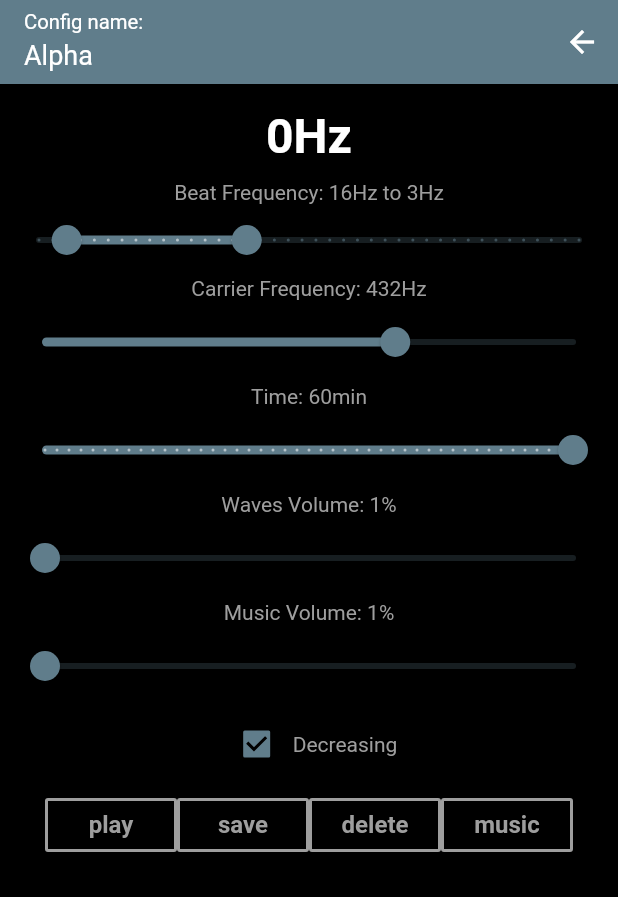
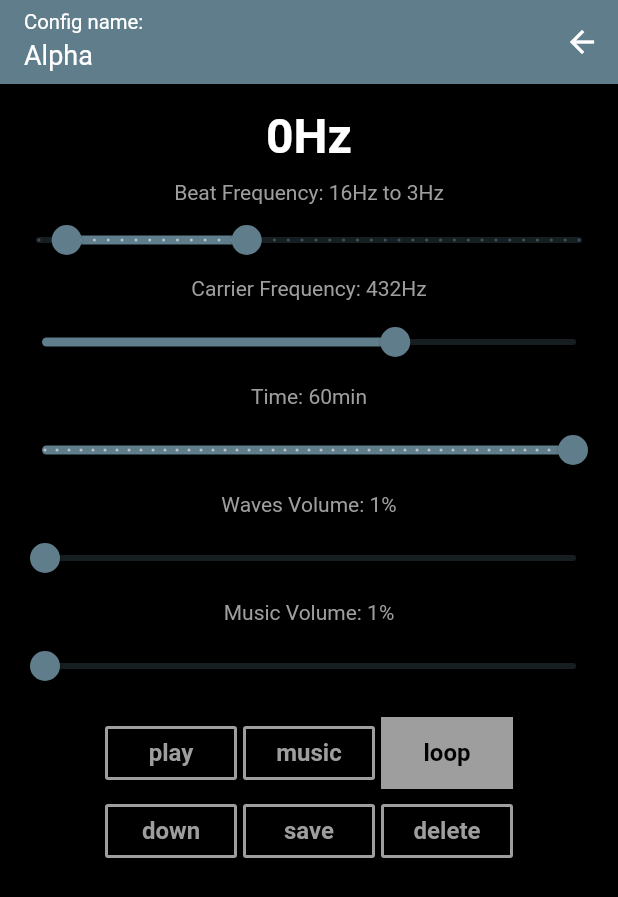
Before and after one commit to zavarese/binauralsleep, a Flutter app: the screen it shows after launch, on a phone screen of 412 x 824 dp. Shown: the top 897 px of the screen. Run offline on Flutter 3.47's test engine with Material 2 defaults, Android fonts, the phone set to English and light mode, and no system bars; our stand-ins replace file_picker, shared_preferences.

Commit message:
Completado os controles dos botões play, music, loop e up/down

```diff
--- a/lib/pages/configuration.dart
+++ b/lib/pages/configuration.dart
@@ -31,6 +31,7 @@ class ConfigPageState extends State<ConfigPage> with WidgetsBindingObserver  {
   double minutes = sharedPrefs.minutes;
   double volumeMusic = sharedPrefs.volumeMusic;
   double volumeWaves = sharedPrefs.volumeWaves;
+  bool loop = true;
 
   ConfigPageState(this.id,this.name,this.isoBeatMin,this.isoBeatMax,this.frequency,this.decreasing);
 
@@ -148,6 +149,7 @@ class ConfigPageState extends State<ConfigPage> with WidgetsBindingObserver  {
                             function: setVolumeMusic
                         )
                     ),
+                    /*
                     Container(
                         width: 350,
                         child: Row(
@@ -170,6 +172,7 @@ class ConfigPageState extends State<ConfigPage> with WidgetsBindingObserver  {
                           ],
                         )
                     ),
+                    */
                     Padding(padding: const EdgeInsets.all(3.0)),
                     Row(
                       mainAxisAlignment:  MainAxisAlignment.center,
@@ -185,35 +188,70 @@ class ConfigPageState extends State<ConfigPage> with WidgetsBindingObserver  {
                               ),
                             ]
                         ),
+                        Column(children: <Widget>[SizedBox(width:4)]),
+                        Column(
+                            children: <Widget>[
+                              ButtonCustomState(
+                                button: ButtonCustom(
+                                    label: 'music',
+                                    active: (result==null?false:true),
+                                    function: (isPlaying==false?(loading == "0Hz"?(result==null?fileBrowser:emptyMusic):null):null),
+                                ),
+                              ),
+                            ]
+                        ),
+                        Column(children: <Widget>[SizedBox(width:4)]),
+                        Column(
+                            children: <Widget>[
+                              ButtonCustomState(
+                                button: ButtonCustom(
+                                    label: 'loop',
+                                    active: (loop==true?true:false),
+                                    function: (isPlaying==false?setLoop:null),
+                                ),
+                              ),
+                            ]
+                        ),
+                      ]
+                    ),
+                    Row(
+                      mainAxisAlignment:  MainAxisAlignment.center,
+                      children: <Widget>[SizedBox(height: 4,)]
+                    ),
+                    Row(
+                      mainAxisAlignment:  MainAxisAlignment.center,
+                      children: <Widget>[
+                        Column(
+                            children: <Widget>[
+                              ButtonCustomState(
+                                button: ButtonCustom(
+                                    label: (decreasing==true?'down':'up'),
+                                    active: false,
+                                    function: (isPlaying==false?setDecreasing:null),
+                                ),
+                              ),
+                            ]
+                        ),
+                        Column(children: <Widget>[SizedBox(width:4)]),
                         Column(
                             children: <Widget>[
                               ButtonCustomState(
                                 button: ButtonCustom(
                                     label: 'save',
                                     active: false,
-                                    function: fileBrowser
+                                    function: (isPlaying==false?fileBrowser:null)
                                 ),
                               ),
                             ]
                         ),
+                        Column(children: <Widget>[SizedBox(width:4)]),
                         Column(
                             children: <Widget>[
                               ButtonCustomState(
                                 button: ButtonCustom(
                                     label: 'delete',
                                     active: false,
-                                    function: fileBrowser
-                                ),
-                              ),
-                            ]
-                        ),
-                        Column(
-                            children: <Widget>[
-                              ButtonCustomState(
-                                button: ButtonCustom(
-                                    label: 'music',
-                                    active: (result==null?false:true),
-                                    function: (loading == "0Hz"?(result==null?fileBrowser:emptyMusic):null)
+                                    function: (isPlaying==false?fileBrowser:null)
                                 ),
                               ),
                             ]
@@ -343,14 +381,6 @@ class ConfigPageState extends State<ConfigPage> with WidgetsBindingObserver  {
     setState(() {loading = "0Hz";});
   }
 
-  void emptyMusic(){
-    if(loading == "0Hz" && isPlaying==false) {
-      setState(() {
-        result = null;
-      });
-    }
-  }
-
   //Play configuration
   Future<void> play(double volume) async {
     String response = "";
@@ -373,6 +403,7 @@ class ConfigPageState extends State<ConfigPage> with WidgetsBindingObserver  {
         'url': _loadedFile,
         'volumeNoise': (volumeMusic/10).toString(),
         'decreasing': decreasing.toString(),
+        'loop': loop.toString(),
       });
       response = value;
     } on PlatformException catch (e) {
@@ -581,4 +612,32 @@ class ConfigPageState extends State<ConfigPage> with WidgetsBindingObserver  {
       sharedPrefs.volumeWaves = volumeWaves;
     });
   }
+
+  void emptyMusic(){
+    if(loading == "0Hz" && isPlaying==false) {
+      setState(() {
+        result = null;
+      });
+    }
+  }
+
+  void setDecreasing(){
+    setState(() {
+      if (decreasing == true) {
+        decreasing = false;
+      } else {
+        decreasing = true;
+      }
+    });
+  }
+
+  void setLoop(){
+    setState(() {
+      if (loop == true) {
+        loop = false;
+      } else {
+        loop = true;
+      }
+    });
+  }
 }
```
Also changed, not shown: 4 other files.
